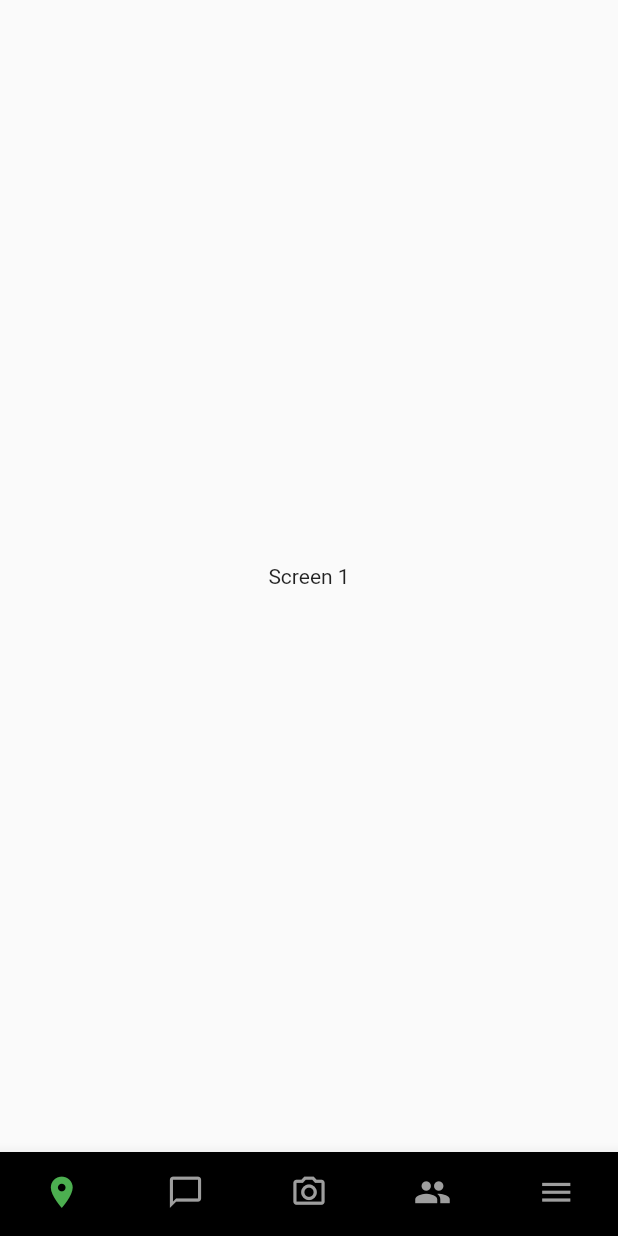
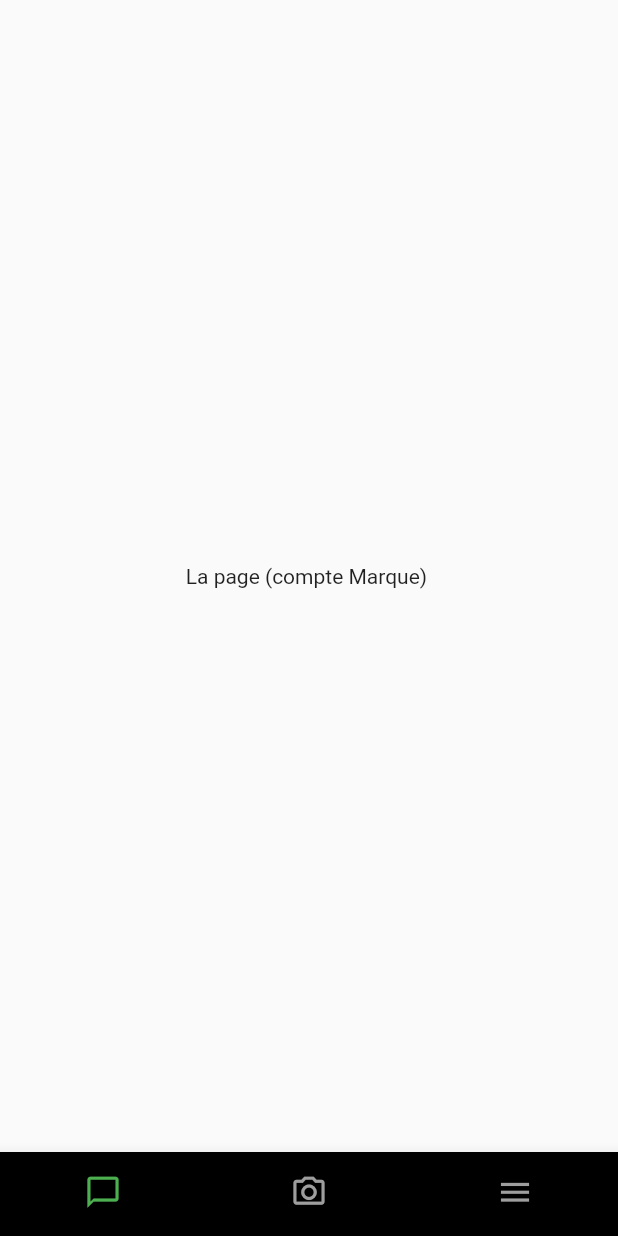
Before and after one commit to cem-sucu/flutter, a Flutter app: the screen it shows after launch, on a phone screen of 412 x 824 dp. Run offline on Flutter 3.47's test engine with Material 2 defaults, Android fonts, the phone set to English and light mode, and no system bars.

Commit message:
ordre des icone navbar modifier

```diff
--- a/lib/screens/nav_bar_screen.dart
+++ b/lib/screens/nav_bar_screen.dart
@@ -7,38 +7,38 @@ class NavBarScreen extends StatefulWidget {
 
 class _NavBarState extends State<NavBarScreen> {
   final List<Widget> _screens = [
+    // Scaffold(
+    //   body: Center(
+    //     child: Text('Screen 1'),
+    //   ),
+    // ),
     Scaffold(
       body: Center(
-        child: Text('Screen 1'),
+        child: Text('La page (compte Marque) '),
       ),
     ),
     Scaffold(
       body: Center(
-        child: Text('Screen 2'),
+        child: Text('La page (Appareille photo)'),
       ),
     ),
+    // Scaffold(
+    //   body: Center(
+    //     child: Text('Screen 4'),
+    //   ),
+    // ),
     Scaffold(
       body: Center(
-        child: Text('Screen 3'),
-      ),
-    ),
-    Scaffold(
-      body: Center(
-        child: Text('Screen 4'),
-      ),
-    ),
-    Scaffold(
-      body: Center(
-        child: Text('Screen 5'),
+        child: Text('La page (partie compte abonner'),
       ),
     ),
   ];
 
   final Map<String, IconData> _icons = const {
-    'Map': Icons.location_on,
+    //'Map': Icons.location_on,
     'Message': Icons.messenger_outline,
     'Camera': Icons.camera_alt_outlined,
-    'People': Icons.people,
+    //'People': Icons.people,
     'Menu': Icons.menu,
   };
 
--- a/pubspec.yaml
+++ b/pubspec.yaml
@@ -28,6 +28,7 @@ dependencies:
   # The following adds the Cupertino Icons font to your application.
   # Use with the CupertinoIcons class for iOS style icons.
   cupertino_icons: ^1.0.2
+  animate_do: ^2.0.0
 
 dev_dependencies:
   flutter_test:
```
Also changed, not shown: pubspec.lock.
